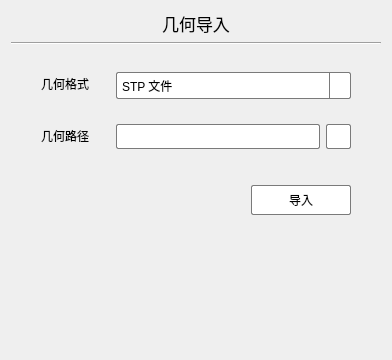
The window that src/FormGeometry.ui (Aiopr-bits/MAVES) describes before a commit, drawn with Qt 5; both pictures show x 0 to 392 and y 0 to 360 of the 392 by 561 pixel window.
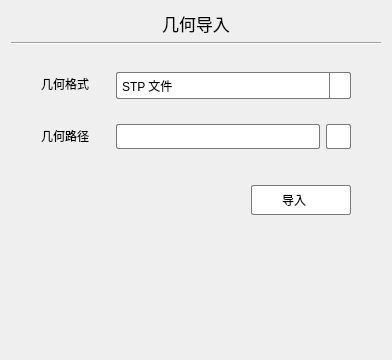
The same window after the commit. Icons and pictures are not drawn.

```diff
--- a/src/FormGeometry.ui
+++ b/src/FormGeometry.ui
@@ -411,8 +411,11 @@
     background-color: rgb(255, 255, 255); /* 背景色 */
     border: 1px solid rgb(122, 122, 122); /* 边框色 */
     border-radius: 2px; /* 圆润边框 */
+	text-align: left;
+    padding-left: 30px;
 }
 
+
 QPushButton:hover {
     background-color: rgb(242, 242, 242); /* 鼠标悬浮背景色 */
 }
```
Left out of the diff: 9 changed lines with no effect on the pictures.
